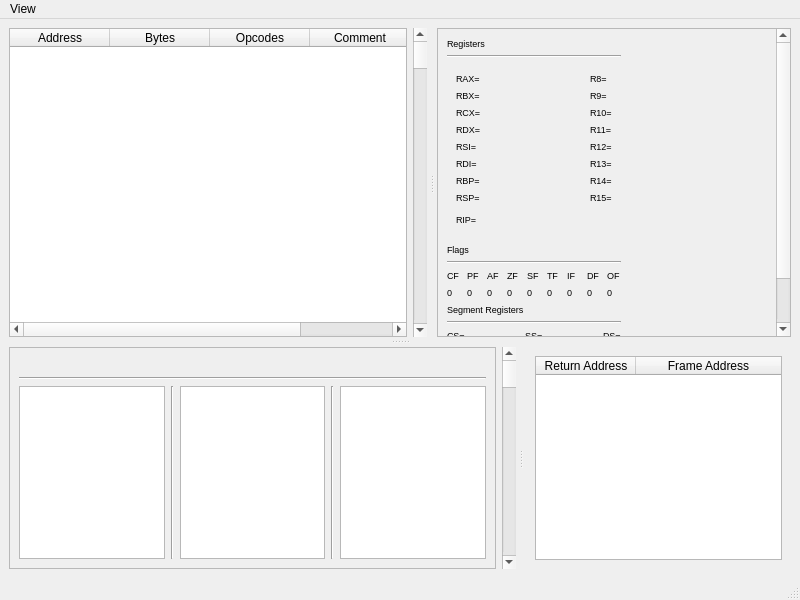
Above: GUI/MemoryViewerWindow.ui from korcankaraokcu/PINCE before the change. Below: the same form after it.
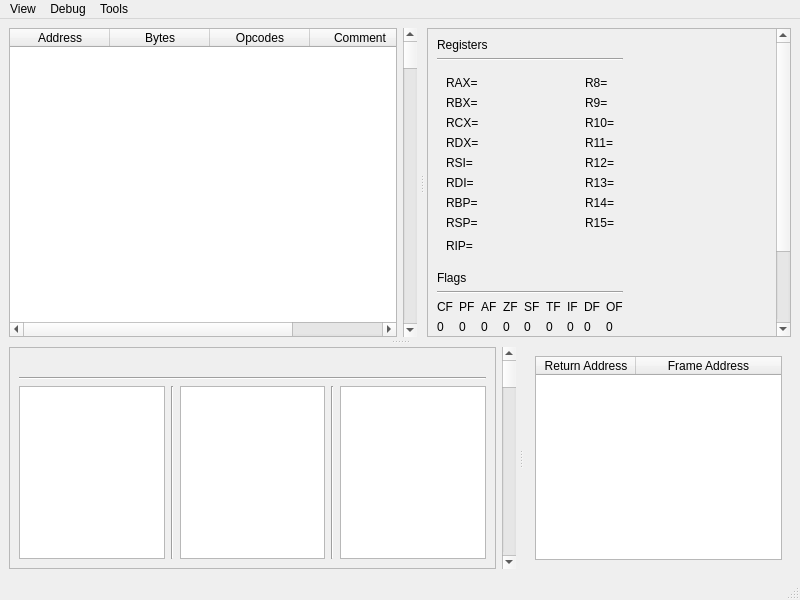
That is the form after the change. The open tabs and pages were chosen to show the change. Custom widgets are drawn as their Qt base class.

Commit message: Fixed point size of RegisterView

What changed in the file:
```diff
--- a/GUI/MemoryViewerWindow.ui
+++ b/GUI/MemoryViewerWindow.ui
@@ -126,8 +126,8 @@
                <rect>
                 <x>0</x>
                 <y>0</y>
-                <width>344</width>
-                <height>411</height>
+                <width>351</width>
+                <height>439</height>
                </rect>
               </property>
               <layout class="QGridLayout" name="gridLayout_8">
@@ -139,7 +139,7 @@
                     <widget class="QLabel" name="label_3">
                      <property name="font">
                       <font>
-                       <pointsize>7</pointsize>
+                       <pointsize>9</pointsize>
                       </font>
                      </property>
                      <property name="text">
@@ -163,7 +163,7 @@
                       </size>
                      </property>
                      <property name="currentIndex">
-                      <number>1</number>
+                      <number>0</number>
                      </property>
                      <widget class="QWidget" name="registers_64">
                       <layout class="QGridLayout" name="gridLayout_7">
@@ -177,7 +177,7 @@
                               <widget class="QRegisterLabel" name="RAX">
                                <property name="font">
                                 <font>
-                                 <pointsize>7</pointsize>
+                                 <pointsize>9</pointsize>
                                 </font>
                                </property>
                                <property name="text">
@@ -189,7 +189,7 @@
                               <widget class="QRegisterLabel" name="RBX">
                                <property name="font">
                                 <font>
-                                 <pointsize>7</pointsize>
+                                 <pointsize>9</pointsize>
                                 </font>
                                </property>
                                <property name="text">
@@ -201,7 +201,7 @@
                               <widget class="QRegisterLabel" name="RCX">
                                <property name="font">
                                 <font>
-                                 <pointsize>7</pointsize>
+                                 <pointsize>9</pointsize>
                                 </font>
                                </property>
                                <property name="text">
@@ -213,7 +213,7 @@
                               <widget class="QRegisterLabel" name="RDX">
                                <property name="font">
                                 <font>
-                                 <pointsize>7</pointsize>
+                                 <pointsize>9</pointsize>
                                 </font>
                                </property>
                                <property name="text">
@@ -225,7 +225,7 @@
                               <widget class="QRegisterLabel" name="RSI">
                                <property name="font">
                                 <font>
-                                 <pointsize>7</pointsize>
+                                 <pointsize>9</pointsize>
                                 </font>
                                </property>
                                <property name="text">
@@ -237,7 +237,7 @@
                               <widget class="QRegisterLabel" name="RDI">
                                <property name="font">
                                 <font>
-                                 <pointsize>7</pointsize>
+                                 <pointsize>9</pointsize>
                                 </font>
                                </property>
                                <property name="text">
@@ -249,7 +249,7 @@
                               <widget class="QRegisterLabel" name="RBP">
                                <property name="font">
                                 <font>
-                                 <pointsize>7</pointsize>
+                                 <pointsize>9</pointsize>
                                 </font>
                                </property>
                                <property name="text">
@@ -261,7 +261,7 @@
                               <widget class="QRegisterLabel" name="RSP">
                                <property name="font">
                                 <font>
-                                 <pointsize>7</pointsize>
+                                 <pointsize>9</pointsize>
                                 </font>
                                </property>
                                <property name="text">
@@ -290,7 +290,7 @@
                               <widget class="QRegisterLabel" name="R8">
                                <property name="font">
                                 <font>
-                                 <pointsize>7</pointsize>
+                                 <pointsize>9</pointsize>
                                 </font>
                                </property>
                                <property name="text">
@@ -302,7 +302,7 @@
                               <widget class="QRegisterLabel" name="R9">
                                <property name="font">
                                 <font>
-                                 <pointsize>7</pointsize>
+                                 <pointsize>9</pointsize>
                                 </font>
                                </property>
                                <property name="text">
@@ -314,7 +314,7 @@
                               <widget class="QRegisterLabel" name="R10">
                                <property name="font">
                                 <font>
-                                 <pointsize>7</pointsize>
+                                 <pointsize>9</pointsize>
                                 </font>
                                </property>
                                <property name="text">
@@ -326,7 +326,7 @@
                               <widget class="QRegisterLabel" name="R11">
                                <property name="font">
                                 <font>
-                                 <pointsize>7</pointsize>
+                                 <pointsize>9</pointsize>
                                 </font>
                                </property>
                                <property name="text">
@@ -338,7 +338,7 @@
                               <widget class="QRegisterLabel" name="R12">
                                <property name="font">
                                 <font>
-                                 <pointsize>7</pointsize>
+                                 <pointsize>9</pointsize>
                                 </font>
                                </property>
                                <property name="text">
@@ -350,7 +350,7 @@
                               <widget class="QRegisterLabel" name="R13">
                                <property name="font">
                                 <font>
-                                 <pointsize>7</pointsize>
+                                 <pointsize>9</pointsize>
                                 </font>
                                </property>
                                <property name="text">
@@ -362,7 +362,7 @@
                               <widget class="QRegisterLabel" name="R14">
                                <property name="font">
                                 <font>
-                                 <pointsize>7</pointsize>
+                                 <pointsize>9</pointsize>
                                 </font>
                                </property>
                                <property name="text">
@@ -374,7 +374,7 @@
                               <widget class="QRegisterLabel" name="R15">
                                <property name="font">
                                 <font>
-                                 <pointsize>7</pointsize>
+                                 <pointsize>9</pointsize>
                                 </font>
                                </property>
                                <property name="text">
@@ -392,7 +392,7 @@
                             <widget class="QRegisterLabel" name="RIP">
                              <property name="font">
                               <font>
-                               <pointsize>7</pointsize>
+                               <pointsize>9</pointsize>
                               </font>
                              </property>
                              <property name="text">
@@ -444,7 +444,7 @@
                               <widget class="QRegisterLabel" name="EAX">
                                <property name="font">
                                 <font>
-                                 <pointsize>7</pointsize>
+                                 <pointsize>9</pointsize>
                                 </font>
                                </property>
                                <property name="text">
@@ -456,7 +456,7 @@
                               <widget class="QRegisterLabel" name="EBX">
                                <property name="font">
                                 <font>
-                                 <pointsize>7</pointsize>
+                                 <pointsize>9</pointsize>
                                 </font>
                                </property>
                                <property name="text">
@@ -468,7 +468,7 @@
                               <widget class="QRegisterLabel" name="ECX">
                                <property name="font">
                                 <font>
-                                 <pointsize>7</pointsize>
+                                 <pointsize>9</pointsize>
                                 </font>
                                </property>
                                <property name="text">
@@ -480,7 +480,7 @@
                               <widget class="QRegisterLabel" name="EDX">
                                <property name="font">
                                 <font>
-                                 <pointsize>7</pointsize>
+                                 <pointsize>9</pointsize>
                                 </font>
                                </property>
                                <property name="text">
@@ -492,7 +492,7 @@
                               <widget class="QRegisterLabel" name="ESI">
                                <property name="font">
                                 <font>
-                                 <pointsize>7</pointsize>
+                                 <pointsize>9</pointsize>
                                 </font>
                                </property>
                                <property name="text">
@@ -504,7 +504,7 @@
                               <widget class="QRegisterLabel" name="EDI">
                                <property name="font">
                                 <font>
-                                 <pointsize>7</pointsize>
+                                 <pointsize>9</pointsize>
                                 </font>
                                </property>
                                <property name="text">
@@ -516,7 +516,7 @@
                               <widget class="QRegisterLabel" name="EBP">
                                <property name="font">
                                 <font>
-                                 <pointsize>7</pointsize>
+                                 <pointsize>9</pointsize>
                                 </font>
                                </property>
                                <property name="text">
@@ -528,7 +528,7 @@
                               <widget class="QRegisterLabel" name="ESP">
                                <property name="font">
                                 <font>
-                                 <pointsize>7</pointsize>
+                                 <pointsize>9</pointsize>
                                 </font>
                                </property>
                                <property name="text">
@@ -540,7 +540,7 @@
                               <widget class="QRegisterLabel" name="EIP">
                                <property name="font">
                                 <font>
-                                 <pointsize>7</pointsize>
+                                 <pointsize>9</pointsize>
                                 </font>
                                </property>
                                <property name="text">
@@ -588,7 +588,7 @@
                     <widget class="QLabel" name="label_29">
                      <property name="font">
                       <font>
-                       <pointsize>7</pointsize>
+                       <pointsize>9</pointsize>
                       </font>
                      </property>
                      <property name="text">
@@ -611,7 +611,7 @@
                         <widget class="QLabel" name="label_31">
                          <property name="font">
                           <font>
-                           <pointsize>7</pointsize>
+                           <pointsize>9</pointsize>
                           </font>
                          </property>
                          <property name="text">
@@ -623,7 +623,7 @@
                         <widget class="QFlagRegisterLabel" name="CF">
                          <property name="font">
                           <font>
-                           <pointsize>7</pointsize>
+                           <pointsize>9</pointsize>
                           </font>
                          </property>
                          <property name="text">
@@ -639,7 +639,7 @@
                         <widget class="QLabel" name="label_35">
                          <property name="font">
                           <font>
-                           <pointsize>7</pointsize>
+                           <pointsize>9</pointsize>
                           </font>
                          </property>
                          <property name="text">
@@ -651,7 +651,7 @@
                         <widget class="QFlagRegisterLabel" name="PF">
                          <property name="font">
                           <font>
-                           <pointsize>7</pointsize>
+                           <pointsize>9</pointsize>
                           </font>
                          </property>
                          <property name="text">
@@ -667,7 +667,7 @@
                         <widget class="QLabel" name="label_37">
                          <property name="font">
                           <font>
-                           <pointsize>7</pointsize>
+                           <pointsize>9</pointsize>
                           </font>
                          </property>
                          <property name="text">
@@ -679,7 +679,7 @@
                         <widget class="QFlagRegisterLabel" name="AF">
                          <property name="font">
                           <font>
-                           <pointsize>7</pointsize>
+                           <pointsize>9</pointsize>
                           </font>
                          </property>
                          <property name="text">
@@ -695,7 +695,7 @@
                         <widget class="QLabel" name="label_39">
                          <property name="font">
                           <font>
-                           <pointsize>7</pointsize>
+                           <pointsize>9</pointsize>
                           </font>
                          </property>
                          <property name="text">
@@ -707,7 +707,7 @@
                         <widget class="QFlagRegisterLabel" name="ZF">
                          <property name="font">
                           <font>
-                           <pointsize>7</pointsize>
+                           <pointsize>9</pointsize>
                           </font>
                          </property>
                          <property name="text">
@@ -723,7 +723,7 @@
                         <widget class="QLabel" name="label_41">
                          <property name="font">
                           <font>
-                           <pointsize>7</pointsize>
+                           <pointsize>9</pointsize>
                           </font>
                          </property>
                          <property name="text">
@@ -735,7 +735,7 @@
                         <widget class="QFlagRegisterLabel" name="SF">
                          <property name="font">
                           <font>
-                           <pointsize>7</pointsize>
+                           <pointsize>9</pointsize>
                           </font>
                          </property>
                          <property name="text">
@@ -751,7 +751,7 @@
                         <widget class="QLabel" name="label_43">
                          <property name="font">
                           <font>
-                           <pointsize>7</pointsize>
+                           <pointsize>9</pointsize>
                           </font>
                          </property>
                          <property name="text">
@@ -763,7 +763,7 @@
                         <widget class="QFlagRegisterLabel" name="TF">
                          <property name="font">
                           <font>
-                           <pointsize>7</pointsize>
+                           <pointsize>9</pointsize>
                           </font>
                          </property>
                          <property name="text">
@@ -779,7 +779,7 @@
                         <widget class="QLabel" name="label_45">
                          <property name="font">
                           <font>
-                           <pointsize>7</pointsize>
+                           <pointsize>9</pointsize>
                           </font>
                          </property>
                          <property name="text">
@@ -791,7 +791,7 @@
                         <widget class="QFlagRegisterLabel" name="IF">
                          <property name="font">
                           <font>
-                           <pointsize>7</pointsize>
+                           <pointsize>9</pointsize>
                           </font>
                          </property>
                          <property name="text">
@@ -807,7 +807,7 @@
                         <widget class="QLabel" name="label_47">
                          <property name="font">
                           <font>
-                           <pointsize>7</pointsize>
+                           <pointsize>9</pointsize>
                           </font>
                          </property>
                          <property name="text">
@@ -819,7 +819,7 @@
                         <widget class="QFlagRegisterLabel" name="DF">
                          <property name="font">
                           <font>
-                           <pointsize>7</pointsize>
+                           <pointsize>9</pointsize>
                           </font>
                          </property>
                          <property name="text">
@@ -835,7 +835,7 @@
                         <widget class="QLabel" name="label_49">
                          <property name="font">
                           <font>
-                           <pointsize>7</pointsize>
+                           <pointsize>9</pointsize>
                           </font>
                          </property>
                          <property name="text">
@@ -847,7 +847,7 @@
                         <widget class="QFlagRegisterLabel" name="OF">
                          <property name="font">
                           <font>
-                           <pointsize>7</pointsize>
+                           <pointsize>9</pointsize>
                           </font>
                          </property>
                          <property name="text">
@@ -863,7 +863,7 @@
                     <widget class="QLabel" name="label_30">
                      <property name="font">
                       <font>
-                       <pointsize>7</pointsize>
+                       <pointsize>9</pointsize>
                       </font>
                      </property>
                      <property name="text">
@@ -886,7 +886,7 @@
                         <widget class="QRegisterLabel" name="CS">
                          <property name="font">
                           <font>
-                           <pointsize>7</pointsize>
+                           <pointsize>9</pointsize>
                           </font>
                          </property>
                          <property name="text">
@@ -898,7 +898,7 @@
                         <widget class="QRegisterLabel" name="ES">
                          <property name="font">
                           <font>
-                           <pointsize>7</pointsize>
+                           <pointsize>9</pointsize>
                           </font>
                          </property>
                          <property name="text">
@@ -927,7 +927,7 @@
                         <widget class="QRegisterLabel" name="SS">
                          <property name="font">
                           <font>
-                           <pointsize>7</pointsize>
+                           <pointsize>9</pointsize>
                           </font>
                          </property>
                          <property name="text">
@@ -939,7 +939,7 @@
                         <widget class="QRegisterLabel" name="GS">
                          <property name="font">
                           <font>
-                           <pointsize>7</pointsize>
+                           <pointsize>9</pointsize>
                           </font>
                          </property>
                          <property name="text">
@@ -968,7 +968,7 @@
                         <widget class="QRegisterLabel" name="DS">
                          <property name="font">
                           <font>
-                           <pointsize>7</pointsize>
+                           <pointsize>9</pointsize>
                           </font>
                          </property>
                          <property name="text">
@@ -980,7 +980,7 @@
                         <widget class="QRegisterLabel" name="FS">
                          <property name="font">
                           <font>
-                           <pointsize>7</pointsize>
+                           <pointsize>9</pointsize>
                           </font>
                          </property>
                          <property name="text">
@@ -996,7 +996,7 @@
                     <widget class="QPushButton" name="pushButton_ShowFloatRegisters">
                      <property name="font">
                       <font>
-                       <pointsize>7</pointsize>
+                       <pointsize>9</pointsize>
                       </font>
                      </property>
                      <property name="text">
@@ -1261,7 +1261,19 @@
     <addaction name="actionBookmarks"/>
     <addaction name="actionStackTrace_Info"/>
    </widget>
+   <widget class="QMenu" name="menuDebug">
+    <property name="title">
+     <string>Debug</string>
+    </property>
+   </widget>
+   <widget class="QMenu" name="menuTools">
+    <property name="title">
+     <string>Tools</string>
+    </property>
+   </widget>
    <addaction name="menuView"/>
+   <addaction name="menuDebug"/>
+   <addaction name="menuTools"/>
   </widget>
   <widget class="QStatusBar" name="statusbar"/>
   <action name="actionBookmarks">
```
The commit also changes 1 other file.
